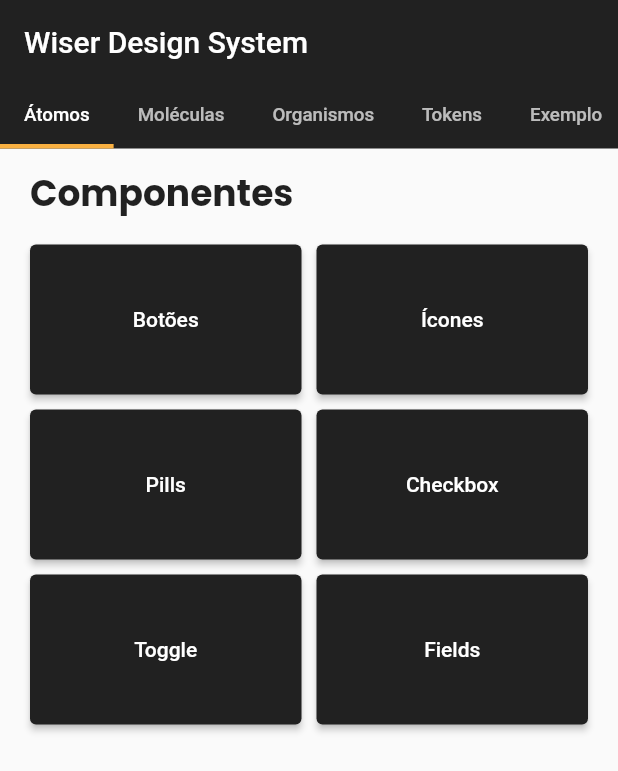
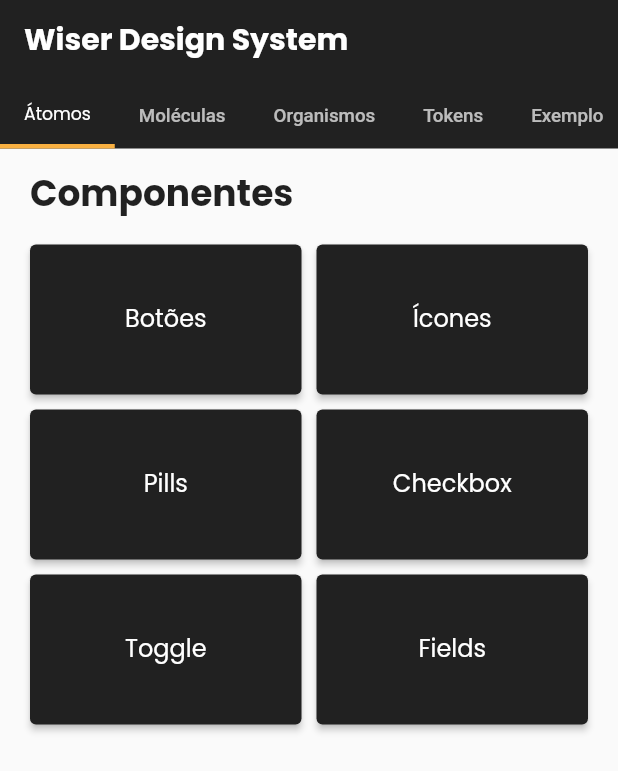
Before and after one commit to aquinoartur/cwi_wiser, a Flutter app: the screen it shows after launch, on a phone screen of 412 x 824 dp. Shown: the top 771 px of the screen. Run offline on Flutter 3.47's test engine with Material 2 defaults, Android fonts, the phone set to English and light mode, and no system bars; our stand-ins replace google_fonts, lottie.

Commit message:
font and text styles

```diff
--- a/lib/example/atoms/atoms_screen.dart
+++ b/lib/example/atoms/atoms_screen.dart
@@ -12,6 +12,7 @@ class AtomsScreen extends StatelessWidget {
 
   @override
   Widget build(BuildContext context) {
+    TextStyle textStyle = context.tokens.textStyle.paragraph;
     return ListView(
       shrinkWrap: true,
       padding: context.tokens.spacing.spacingBig,
@@ -33,36 +34,54 @@ class AtomsScreen extends StatelessWidget {
                   context,
                   ButtonScreen.routeName,
                 ),
-                child: const Text('Botões'),
+                child: Text(
+                  'Botões',
+                  style: textStyle,
+                ),
               ),
               ElevatedButton(
                 onPressed: () {},
-                child: const Text('Ícones'),
+                child: Text(
+                  'Ícones',
+                  style: textStyle,
+                ),
               ),
               ElevatedButton(
                 onPressed: () {},
-                child: const Text('Pills'),
+                child: Text(
+                  'Pills',
+                  style: textStyle,
+                ),
               ),
               ElevatedButton(
                 onPressed: () => Navigator.pushNamed(
                   context,
                   CheckboxScreen.routeName,
                 ),
-                child: const Text('Checkbox'),
+                child: Text(
+                  'Checkbox',
+                  style: textStyle,
+                ),
               ),
               ElevatedButton(
                 onPressed: () => Navigator.pushNamed(
                   context,
                   ToggleScreen.routeName,
                 ),
-                child: const Text('Toggle'),
+                child: Text(
+                  'Toggle',
+                  style: textStyle,
+                ),
               ),
               ElevatedButton(
                 onPressed: () => Navigator.pushNamed(
                   context,
                   FieldsScreen.routeName,
                 ),
-                child: const Text('Fields'),
+                child: Text(
+                  'Fields',
+                  style: textStyle,
+                ),
               ),
             ],
           ),
--- a/lib/example/atoms/screens/buttons_screen.dart
+++ b/lib/example/atoms/screens/buttons_screen.dart
@@ -62,7 +62,7 @@ class _ButtonScreenState extends State<ButtonScreen> {
               WiserUnderlineButton(
                 label: 'Texto do botão',
                 labelColor: context.tokens.color.dangerMain,
-                onPressed: () {},
+                onPressed: showSnack,
               ),
               WiserUnderlineButton(
                 label: 'Texto do botão',
--- a/lib/example/example_screen.dart
+++ b/lib/example/example_screen.dart
@@ -35,7 +35,10 @@ class _ExampleScreenState extends State<ExampleScreen>
   Widget build(BuildContext context) {
     return Scaffold(
       appBar: AppBar(
-        title: const Text('Wiser Design System'),
+        title: Text(
+          'Wiser Design System',
+          style: context.tokens.textStyle.heading4,
+        ),
         backgroundColor: context.tokens.color.neutralShade,
         elevation: 0,
       ),
@@ -50,6 +53,9 @@ class _ExampleScreenState extends State<ExampleScreen>
                 indicatorWeight: 3.0,
                 isScrollable: true,
                 indicatorColor: context.tokens.color.primaryMain,
+                labelStyle: context.tokens.textStyle.paragraph.copyWith(
+                  fontSize: 11.5,
+                ),
                 tabs: const [
                   Tab(height: 40, text: 'Átomos'),
                   Tab(height: 40, text: 'Moléculas'),
--- a/wiser/lib/extension/spacing_extension.dart
+++ b/wiser/lib/extension/spacing_extension.dart
@@ -11,6 +11,21 @@ extension SpacingExtension on EdgeInsets {
   EdgeInsets get l => EdgeInsets.only(left: value);
   EdgeInsets get t => EdgeInsets.only(top: value);
 
-  Widget get verticalGap => SizedBox(height: value );
-  Widget get horizontalGap => SizedBox(width: value );
+  Widget get verticalGap => SizedBox(height: value);
+  Widget get horizontalGap => SizedBox(width: value);
 }
+/*
+Um monolito é uma abordagem de arquitetura de software onde, em um único repositório, temos uma aplicação interconecatada com as demais partes ou
+unidades da aplicação de forma coesa e diretas, fazendo com que não haja dependencias externas entre as partes, e como consequencia disso, facilitando o processo
+de desenvolvimento de software num primeiro momento, mas podendo causar problemas a médio e longo prazo a medida com o que a aplicação escala
+
+Já a abordade multi-repo encarrega-se de segregar, em diferentes repositórios versionáveis, a aplição e suas partes, como por exemplo um repositorio de um app que consome,
+como dependencia, uma biblioteca para desyng system, autenticação, etc. É mais recomendado para equipes maiores, principalmente pela possibilidade de desenvolvimento
+paralelos das partes unitárias do sistema, de forma independente e isolada, no entando pode gerar confusão ou dificuldade em alguns processos de rotina, como merge requests,
+versionamento e consumo de outras dependencias
+
+Por fim, temos abordagem de mono-repo, que cumpre o papel de ser o intermédio entre monolito e multi-repo, isto é, concentrando num unico repositorio todas as partes/unidades do sistema, mas de forma segregada,
+ou modularizada, pra melhor entendimento. Esse módulos podem ser criado como bibliotecas/plugins/pacotes, e consumidos pela aplicação principal, ou até mais de uma, se for um projeto white-label, bastando
+que adicione-as como depedencia do projeto. Esta abordagem é mais recomendada para equipes menores, uma vez que ela proporciona mais agilidade no desenvolvimento rotineiro,
+e nao possui tantas barreiras de comunição para não gerar incosistencias durante o processo.
+*/
```
